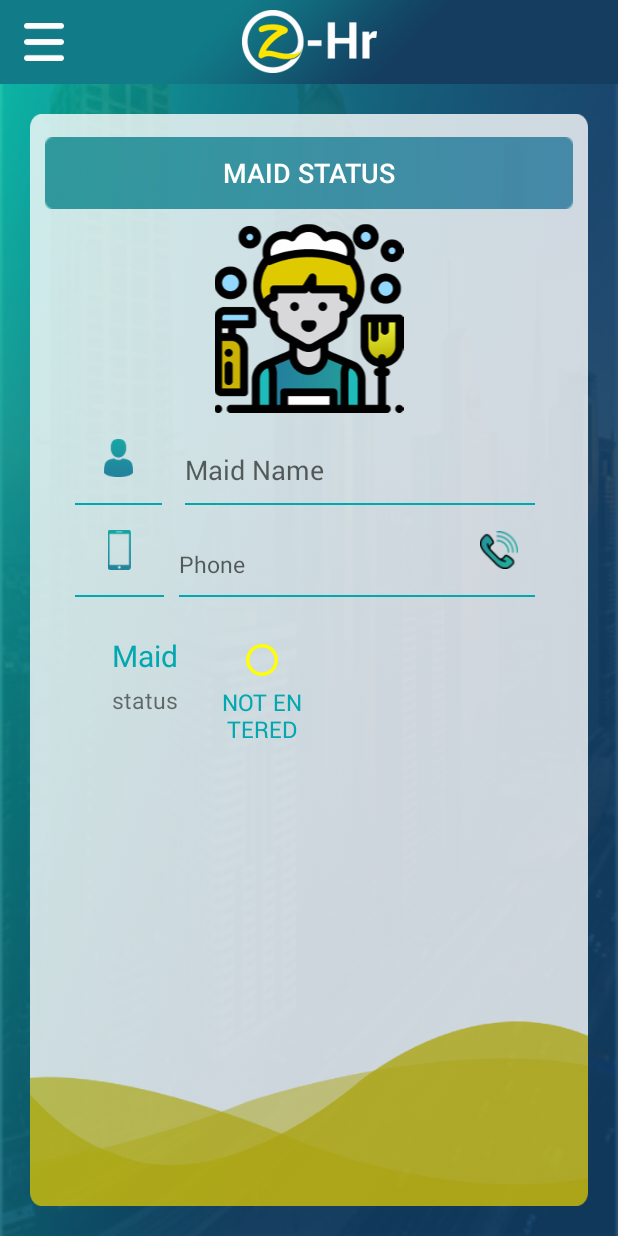
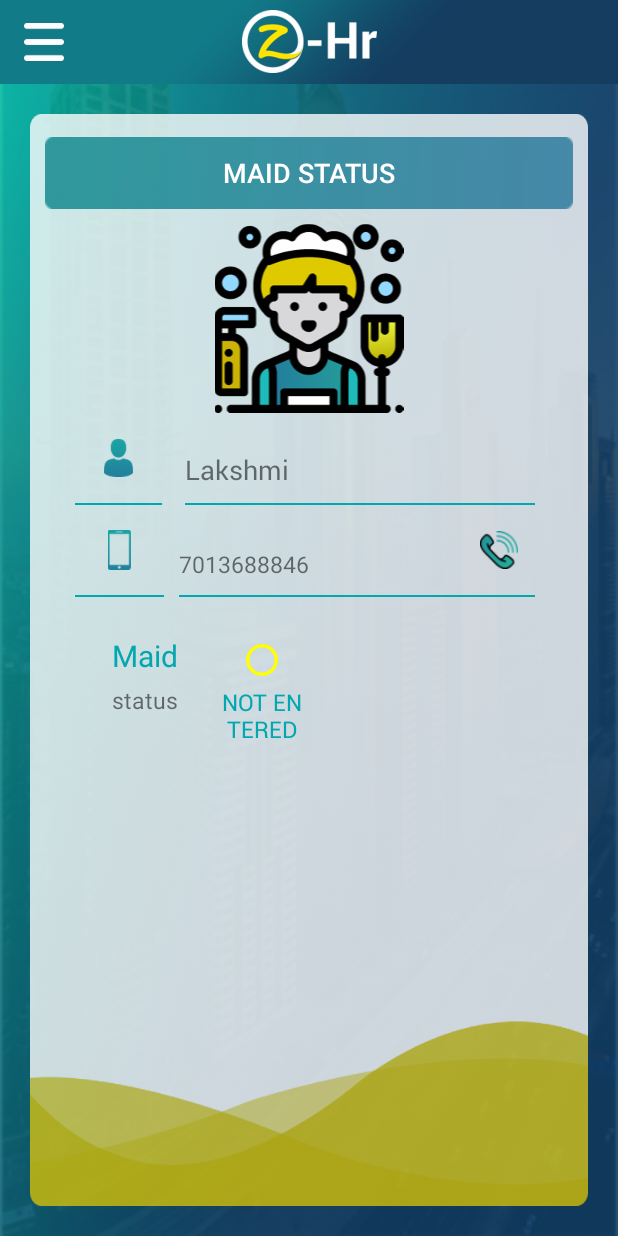
Before and after one commit to sixscorpions/Zhour, an Android app: the fragment MaidStatusFragment placed in its activity, on a phone screen of 412 x 824 dp. Run offline under Robolectric (Android 15) with nearby library versions, the phone set to English and light mode, and no system bars; our stand-ins replace ButterKnife; 1 statement that could not run was skipped.

Commit message:
Updated some static data in the Zhour App as Mail

```diff
--- a/app/src/main/java/com/zhour/fragments/MaidStatusFragment.java
+++ b/app/src/main/java/com/zhour/fragments/MaidStatusFragment.java
@@ -154,8 +154,11 @@ public class MaidStatusFragment extends Fragment implements IAsyncCaller {
      */
     private void setDataToLayout() {
         if (mMaidModel != null) {
-            tv_maid_name.setText(mMaidModel.getStaffname());
-            tv_phone.setText(mMaidModel.getContact1());
+            //tv_maid_name.setText(mMaidModel.getStaffname());
+            tv_maid_name.setText("Lakshmi");
+            //tv_phone.setText(mMaidModel.getContact1());
+            tv_phone.setText("7013688846");
+
             if (Utility.isValueNullOrEmpty(mMaidModel.getIntime()) && Utility.isValueNullOrEmpty(mMaidModel.getOuttime())) {
                 btn_switch_in.setText(Utility.getResourcesString(mParent, R.string.check_out_icon));
                 btn_switch_in.setTextColor(Utility.getColor(mParent, R.color.yellow));
--- a/app/src/main/res/layout/fragment_alien_car.xml
+++ b/app/src/main/res/layout/fragment_alien_car.xml
@@ -109,7 +109,7 @@
                             android:layout_weight="0.2"
                             android:gravity="center"
                             android:padding="@dimen/_3dp"
-                            android:text="@string/car_icon"
+                            android:text="@string/camera_icon"
                             android:textSize="@dimen/_18sp" />
 
                     </LinearLayout>
--- a/app/src/main/res/values/icons.xml
+++ b/app/src/main/res/values/icons.xml
@@ -9,4 +9,5 @@
     <string name="more_image">&#xE619;</string>
     <string name="edit_icon">&#xf044;</string>
     <string name="car_icon">&#xf1b9;</string>
+    <string name="camera_icon">&#xf030;</string>
 </resources>
```
Also changed, not shown: app/src/main/java/com/zhour/adapters/AlienCarListAdapter.java (+7 -1 lines), app/src/main/java/com/zhour/fragments/AlienCarFragment.java (+7 -1 lines).
